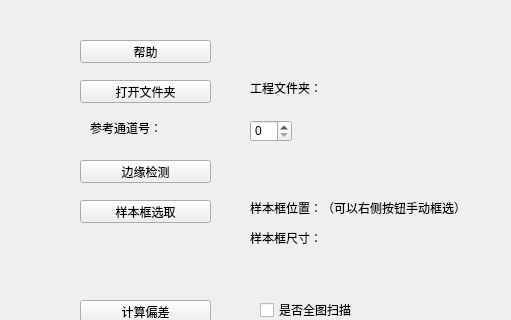
TomoyoNatsume/MultispecProcess, file auto_templatematching.ui: the form before one commit; both pictures show x 0 to 511 and y 0 to 320 of the 800 by 600 pixel window.
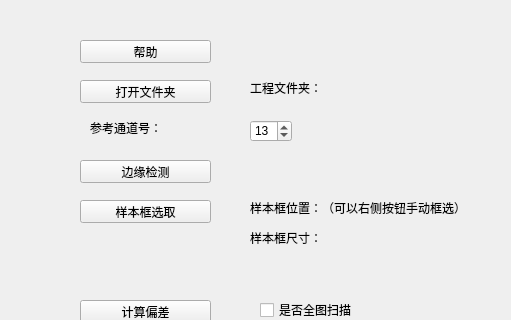
The form after the commit.

Diff of the .ui file:
```diff
--- a/auto_templatematching.ui
+++ b/auto_templatematching.ui
@@ -62,6 +62,9 @@
       <height>22</height>
      </rect>
     </property>
+    <property name="value">
+     <number>13</number>
+    </property>
    </widget>
    <widget class="QLabel" name="label_2">
     <property name="geometry">
```
